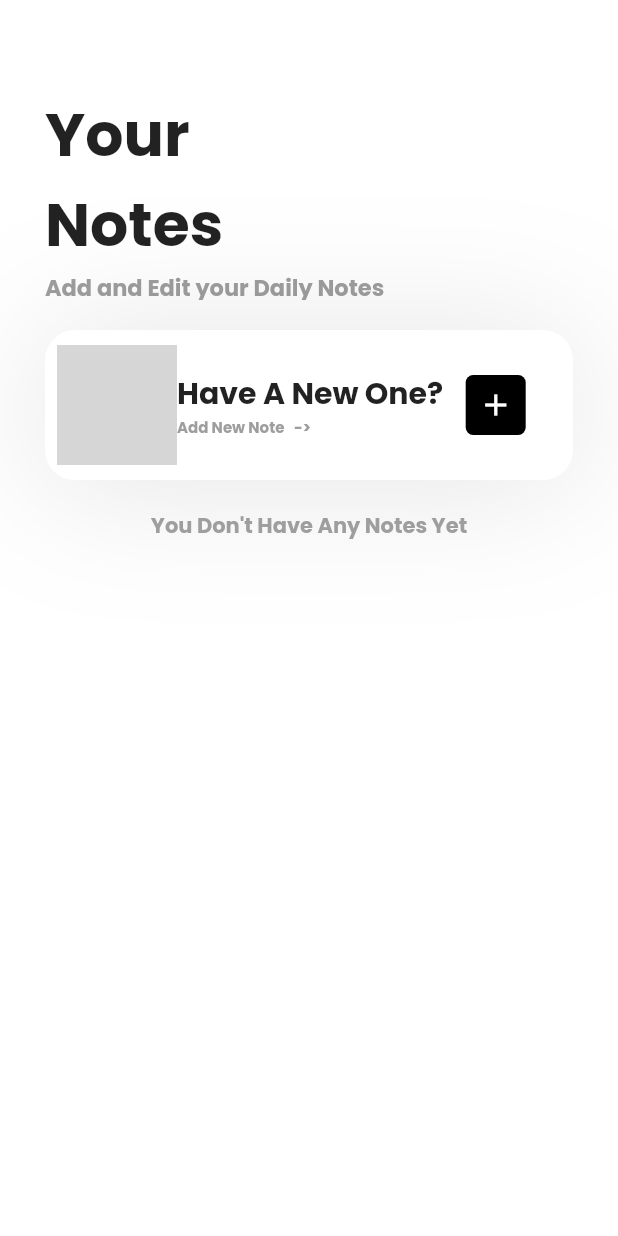
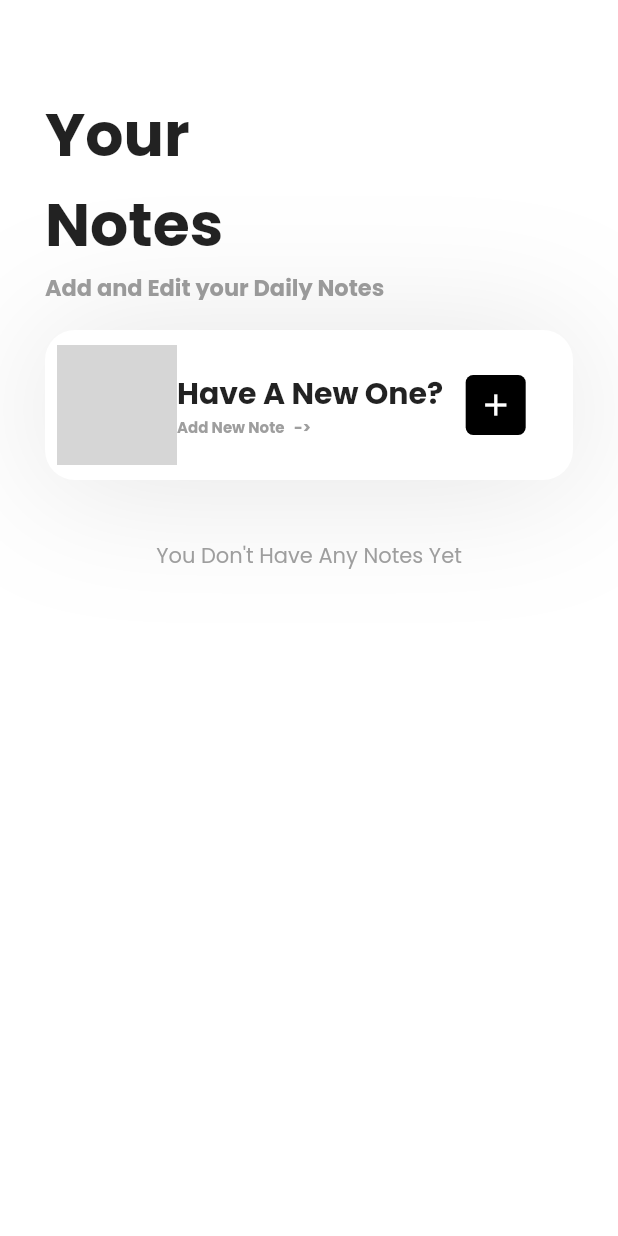
Before and after one commit to dinoy-raj/ProductivityApp, a Flutter app: the NotesScreen screen opened directly, on a phone screen of 412 x 824 dp. Run offline on Flutter 3.47's test engine with Material 2 defaults, Android fonts, the phone set to English and light mode, and no system bars; our stand-ins replace animated_text_kit, cloud_firestore, firebase_auth, firebase_core, flutter_datetime_picker, flutter_feather_icons and 6 more; accounts and stored records are empty; network calls fail; grey boxes are pictures that could not be loaded.

Commit message:
notes ui changes

```diff
--- a/app/lib/screens/note/main view/notes_fetching.dart
+++ b/app/lib/screens/note/main view/notes_fetching.dart
@@ -43,10 +43,12 @@ class _GridDataViewState extends State<GridDataView> {
           if (snapshot.data!.docs.length == 0) {
             return Column(
               children: [
-                Text(
-                  "You Don't Have Any Notes Yet",
-                  style: TextStyle(
-                      fontWeight: FontWeight.bold, color: Colors.grey),
+                Padding(
+                  padding: const EdgeInsets.only(top:20.0),
+                  child: Text(
+                    "You Don't Have Any Notes Yet",
+                    style: TextStyle(color: Colors.grey),
+                  ),
                 ),
               ],
             );
```
